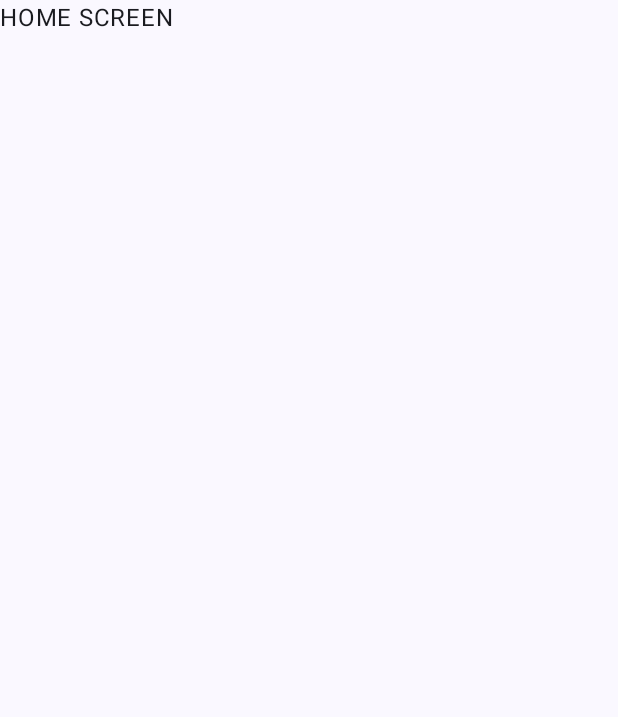
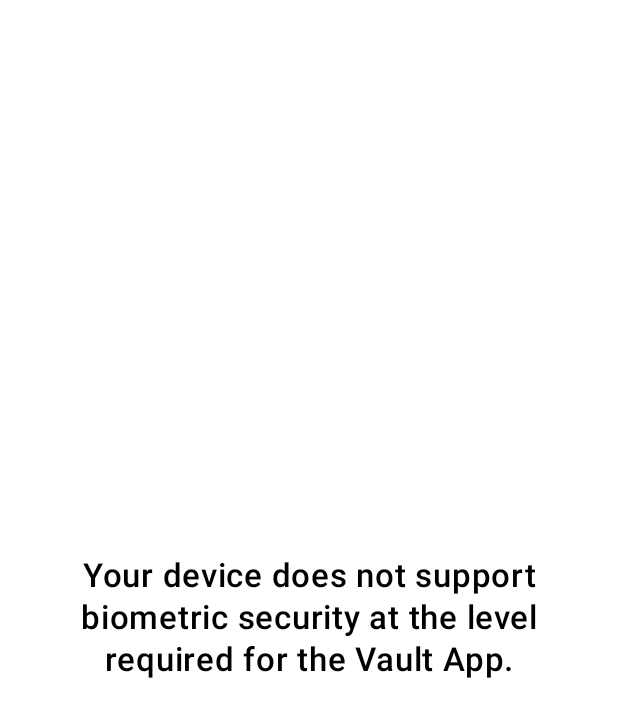
Before and after one commit to Censo-Inc/censo-android, an Android app built with Jetpack Compose: the screen it shows after launch (MainActivity), on a phone screen of 412 x 824 dp. Before the commit the part shown is almost empty. Shown: the top 717 px of the screen. Run offline under Robolectric (Android 15) with nearby library versions, the phone set to English and light mode, and no system bars; our stand-ins replace Dagger/Hilt's generated code.

Commit message:
Add check for biometry enabled/disabled on device.

```diff
--- /dev/null
+++ b/app/src/main/java/co/censo/vault/BiometricUtil.kt
@@ -0,0 +1,46 @@
+import android.content.Context
+import android.content.pm.PackageManager
+import androidx.biometric.BiometricManager
+import androidx.biometric.BiometricManager.Authenticators.BIOMETRIC_STRONG
+import co.censo.vault.BuildConfig
+
+
+object BiometricUtil {
+
+    object Companion {
+        enum class BiometricsStatus {
+            BIOMETRICS_ENABLED, BIOMETRICS_DISABLED, BIOMETRICS_NOT_AVAILABLE
+        }
+    }
+
+    fun checkForBiometricFeaturesOnDevice(context: Context): Companion.BiometricsStatus {
+
+        val hasStrongBox = context.packageManager.hasSystemFeature(
+            PackageManager.FEATURE_STRONGBOX_KEYSTORE
+        )
+
+        if (!hasStrongBox && !BuildConfig.DEBUG) {
+            return Companion.BiometricsStatus.BIOMETRICS_NOT_AVAILABLE
+        }
+
+        //Checking the biometric status of the device, if it is enabled, disabled, or not available
+        return when (BiometricManager.from(context).canAuthenticate(BIOMETRIC_STRONG)) {
+            BiometricManager.BIOMETRIC_SUCCESS -> {
+                Companion.BiometricsStatus.BIOMETRICS_ENABLED
+            }
+            BiometricManager.BIOMETRIC_ERROR_NONE_ENROLLED,
+            BiometricManager.BIOMETRIC_ERROR_SECURITY_UPDATE_REQUIRED -> {
+                Companion.BiometricsStatus.BIOMETRICS_DISABLED
+            }
+            BiometricManager.BIOMETRIC_STATUS_UNKNOWN,
+            BiometricManager.BIOMETRIC_ERROR_UNSUPPORTED,
+            BiometricManager.BIOMETRIC_ERROR_HW_UNAVAILABLE,
+            BiometricManager.BIOMETRIC_ERROR_NO_HARDWARE -> {
+                Companion.BiometricsStatus.BIOMETRICS_NOT_AVAILABLE
+            }
+            else -> {
+                Companion.BiometricsStatus.BIOMETRICS_NOT_AVAILABLE
+            }
+        }
+    }
+}
--- a/app/src/main/java/co/censo/vault/MainActivity.kt
+++ b/app/src/main/java/co/censo/vault/MainActivity.kt
@@ -1,17 +1,23 @@
 package co.censo.vault
 
+import BlockingUI
 import android.os.Bundle
 import androidx.activity.ComponentActivity
 import androidx.activity.compose.setContent
+import androidx.activity.viewModels
 import androidx.compose.foundation.layout.fillMaxSize
 import androidx.compose.material3.MaterialTheme
 import androidx.compose.material3.Surface
 import androidx.compose.runtime.Composable
 import androidx.compose.ui.Modifier
+import androidx.compose.ui.platform.LocalContext
+import androidx.lifecycle.Lifecycle
 import androidx.navigation.NavHostController
 import androidx.navigation.compose.NavHost
 import androidx.navigation.compose.composable
 import androidx.navigation.compose.rememberNavController
+import co.censo.vault.presentation.MainViewModel
+import co.censo.vault.presentation.components.OnLifecycleEvent
 import co.censo.vault.presentation.home.HomeScreen
 import co.censo.vault.presentation.home.Screen
 import co.censo.vault.ui.theme.VaultTheme
@@ -19,10 +25,16 @@ import dagger.hilt.android.AndroidEntryPoint
 
 @AndroidEntryPoint
 class MainActivity : ComponentActivity() {
+
+    val mainViewModel: MainViewModel by viewModels()
+
     override fun onCreate(savedInstanceState: Bundle?) {
         super.onCreate(savedInstanceState)
         setContent {
+            val context = LocalContext.current
             val navController = rememberNavController()
+
+            val mainState = mainViewModel.state
 
             VaultTheme {
                 // A surface container using the 'background' color from the theme
@@ -31,6 +43,26 @@ class MainActivity : ComponentActivity() {
                     color = MaterialTheme.colorScheme.background
                 ) {
                     CensoNavHost(navController = navController)
+
+                    OnLifecycleEvent { _, event ->
+                        when (event) {
+                            Lifecycle.Event.ON_START
+                            -> {
+                                mainViewModel.onForeground(
+                                    BiometricUtil.checkForBiometricFeaturesOnDevice(context),
+                                )
+                            }
+
+                            else -> Unit
+                        }
+                    }
+
+                    val blockAppUI = mainViewModel.blockUIStatus()
+
+                    BlockingUI(
+                        blockAppUI = blockAppUI,
+                        biometryStatus = mainState.biometryStatus,
+                    )
                 }
             }
         }
--- /dev/null
+++ b/app/src/main/java/co/censo/vault/presentation/MainState.kt
@@ -0,0 +1,10 @@
+package co.censo.vault.presentation
+
+data class MainState(
+    val biometryStatus: BiometricUtil.Companion.BiometricsStatus? = null,
+    val blockAppUI: BlockAppUI = BlockAppUI.NONE
+)
+
+enum class BlockAppUI {
+    BIOMETRY_DISABLED, NONE
+}
--- /dev/null
+++ b/app/src/main/java/co/censo/vault/presentation/MainViewModel.kt
@@ -0,0 +1,39 @@
+package co.censo.vault.presentation
+
+import androidx.compose.runtime.mutableStateOf
+import androidx.lifecycle.ViewModel
+import androidx.lifecycle.viewModelScope
+import dagger.hilt.android.lifecycle.HiltViewModel
+import kotlinx.coroutines.launch
+import javax.inject.Inject
+
+import androidx.compose.runtime.getValue
+import androidx.compose.runtime.setValue
+
+@HiltViewModel
+class MainViewModel @Inject constructor() : ViewModel() {
+
+    var state by mutableStateOf(MainState())
+        private set
+
+    fun onForeground(biometricCapability: BiometricUtil.Companion.BiometricsStatus) {
+        viewModelScope.launch {
+            state = state.copy(biometryStatus = biometricCapability)
+
+            if (biometricCapability != BiometricUtil.Companion.BiometricsStatus.BIOMETRICS_ENABLED) {
+                return@launch
+            }
+
+        }
+    }
+
+    fun blockUIStatus(): BlockAppUI {
+        val biometryDisabled =
+            state.biometryStatus != null && state.biometryStatus != BiometricUtil.Companion.BiometricsStatus.BIOMETRICS_ENABLED
+
+        return when {
+            biometryDisabled -> BlockAppUI.BIOMETRY_DISABLED
+            else -> BlockAppUI.NONE
+        }
+    }
+}
--- /dev/null
+++ b/app/src/main/java/co/censo/vault/presentation/components/OnLifecycleEvent.kt
@@ -0,0 +1,27 @@
+package co.censo.vault.presentation.components
+
+import androidx.compose.runtime.Composable
+import androidx.compose.runtime.DisposableEffect
+import androidx.compose.runtime.rememberUpdatedState
+import androidx.compose.ui.platform.LocalLifecycleOwner
+import androidx.lifecycle.Lifecycle
+import androidx.lifecycle.LifecycleEventObserver
+import androidx.lifecycle.LifecycleOwner
+
+@Composable
+fun OnLifecycleEvent(
+    onEvent: (owner: LifecycleOwner, event: Lifecycle.Event) -> Unit)
+{
+    val eventHandler = rememberUpdatedState(onEvent)
+    val lifecycleOwner = rememberUpdatedState(LocalLifecycleOwner.current)
+
+    DisposableEffect(lifecycleOwner.value) {
+        val lifecycle = lifecycleOwner.value.lifecycle
+        val observer = LifecycleEventObserver { owner, event ->
+            eventHandler.value(owner, event)
+        }
+
+        lifecycle.addObserver(observer)
+        onDispose { lifecycle.removeObserver(observer) }
+    }
+}
--- /dev/null
+++ b/app/src/main/java/co/censo/vault/presentation/components/biometry/BiometryComponents.kt
@@ -0,0 +1,125 @@
+import android.content.Intent
+import android.provider.Settings
+import android.widget.Toast
+import androidx.compose.foundation.background
+import androidx.compose.foundation.clickable
+import androidx.compose.foundation.interaction.MutableInteractionSource
+import androidx.compose.foundation.layout.Arrangement
+import androidx.compose.foundation.layout.Box
+import androidx.compose.foundation.layout.Column
+import androidx.compose.foundation.layout.PaddingValues
+import androidx.compose.foundation.layout.Spacer
+import androidx.compose.foundation.layout.fillMaxSize
+import androidx.compose.foundation.layout.height
+import androidx.compose.foundation.layout.padding
+import androidx.compose.material3.Text
+import androidx.compose.runtime.Composable
+import androidx.compose.runtime.remember
+import androidx.compose.ui.Alignment
+import androidx.compose.ui.Modifier
+import androidx.compose.ui.graphics.Color
+import androidx.compose.ui.platform.LocalContext
+import androidx.compose.ui.res.stringResource
+import androidx.compose.ui.text.font.FontWeight
+import androidx.compose.ui.text.style.TextAlign
+import androidx.compose.ui.unit.dp
+import androidx.compose.ui.unit.sp
+import androidx.core.content.ContextCompat
+import co.censo.vault.R
+import co.censo.vault.presentation.BlockAppUI
+import co.censo.vault.presentation.components.VaultButton
+
+@Composable
+fun BlockingUI(
+    blockAppUI: BlockAppUI,
+    biometryStatus: BiometricUtil.Companion.BiometricsStatus?,
+) {
+    when (blockAppUI) {
+        BlockAppUI.BIOMETRY_DISABLED -> {
+            DisabledBiometryUI(
+                biometryStatus
+            )
+        }
+        BlockAppUI.NONE -> {
+            Spacer(modifier = Modifier.height(0.dp))
+        }
+    }
+}
+
+@Composable
+fun DisabledBiometryUI(biometryStatus: BiometricUtil.Companion.BiometricsStatus?) {
+    val interactionSource = remember { MutableInteractionSource() }
+
+    Box(
+        modifier =
+        Modifier
+            .fillMaxSize()
+            .background(color = Color.White)
+            .clickable(
+                indication = null,
+                interactionSource = interactionSource
+            ) { },
+    ) {
+        val message: Int =
+            if (biometryStatus == BiometricUtil.Companion.BiometricsStatus.BIOMETRICS_DISABLED) {
+                R.string.biometry_disabled_message
+            } else {
+                R.string.biometry_unavailable_message
+            }
+
+        BiometryDisabledScreen(
+            message = stringResource(id = message),
+            biometryAvailable = biometryStatus != BiometricUtil.Companion.BiometricsStatus.BIOMETRICS_NOT_AVAILABLE
+        )
+    }
+}
+
+@Composable
+fun BiometryDisabledScreen(message: String, biometryAvailable: Boolean) {
+
+    val context = LocalContext.current
+
+    Column(
+        modifier = Modifier
+            .fillMaxSize()
+            .padding(16.dp),
+        verticalArrangement = Arrangement.Center,
+        horizontalAlignment = Alignment.CenterHorizontally
+    ) {
+        Text(
+            modifier = Modifier.padding(24.dp),
+            text = message,
+            fontSize = 22.sp,
+            lineHeight = 28.sp,
+            fontWeight = FontWeight.W500,
+            textAlign = TextAlign.Center,
+            color = Color.Black
+        )
+        if (biometryAvailable) {
+            val intent = Intent(Settings.ACTION_SECURITY_SETTINGS)
+
+            Spacer(modifier = Modifier.height(32.dp))
+            VaultButton(
+                contentPadding = PaddingValues(horizontal = 32.dp, vertical = 4.dp),
+                onClick = {
+                    try {
+                        ContextCompat.startActivity(context, intent, null)
+                    } catch (e: Exception) {
+                        Toast.makeText(
+                            context,
+                            context.getString(R.string.update_biometric_settings),
+                            Toast.LENGTH_LONG
+                        ).show()
+                    }
+                }) {
+                Text(
+                    modifier = Modifier.padding(horizontal = 12.dp, vertical = 8.dp),
+                    textAlign = TextAlign.Center,
+                    text = stringResource(R.string.biometry_deeplink_device_settings),
+                    fontSize = 18.sp,
+                    color = Color.White
+                )
+            }
+        }
+    }
+}
--- a/app/src/main/res/values/strings.xml
+++ b/app/src/main/res/values/strings.xml
@@ -1,3 +1,8 @@
 <resources>
     <string name="app_name">Vault</string>
+
+    <string name="biometry_disabled_message">You must enable biometric security in your device settings.\n\nIf you already have biometry enabled, you may need to enable a different biometric option to meet the security threshold of the Vault App.</string>
+    <string name="biometry_unavailable_message">Your device does not support biometric security at the level required for the Vault App.</string>
+    <string name="update_biometric_settings">Unable to open biometry settings. Please open device settings.</string>
+    <string name="biometry_deeplink_device_settings">Biometry Settings</string>
 </resources>
```
Also changed, not shown: app/build.gradle.kts (+14 -2 lines), app/src/main/java/co/censo/vault/presentation/components/VaultButton.kt (added, +41 -0 lines).
